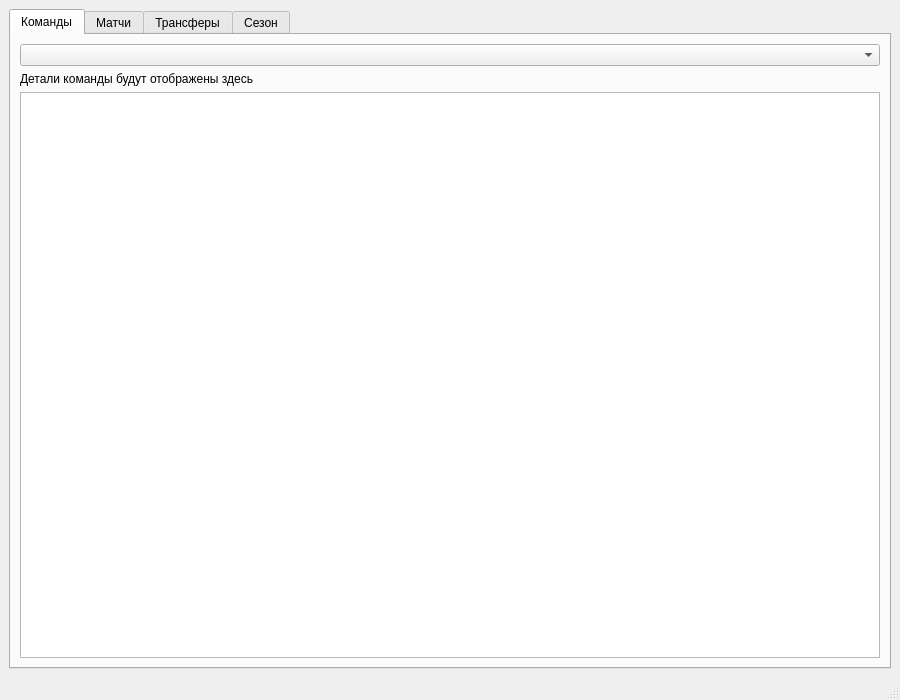
Old version of the form mainwindow.ui in the repository andreykolesov/FootballManager.
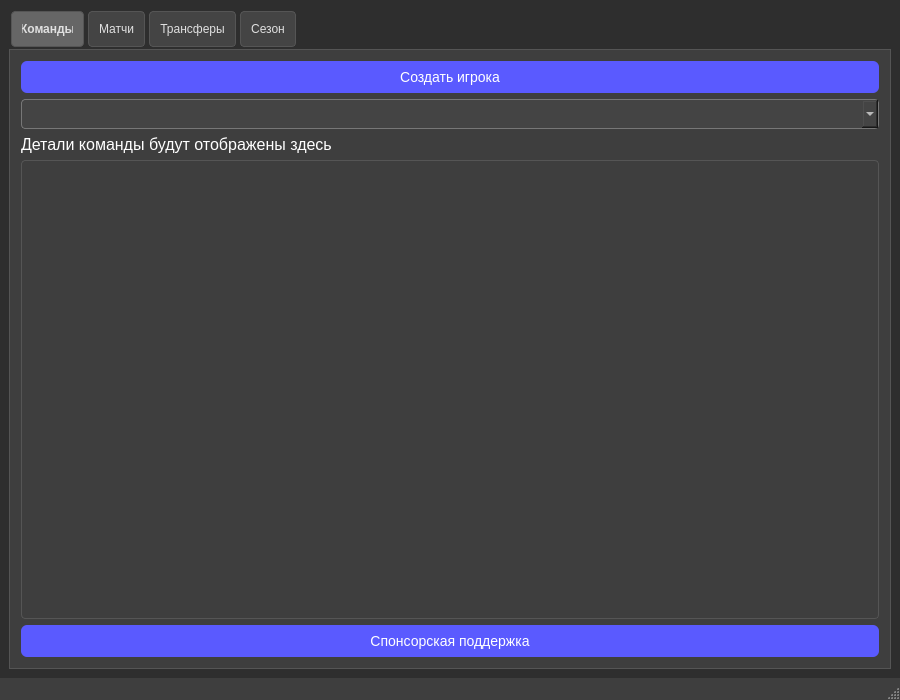
New version of the form.

The edit to the form file:
```diff
--- a/mainwindow.ui
+++ b/mainwindow.ui
@@ -13,6 +13,91 @@
   <property name="windowTitle">
    <string>Football Manager Simulation</string>
   </property>
+  <property name="styleSheet">
+   <string notr="true">
+QMainWindow {
+    background-color: #2E2E2E;
+    color: #E0E0E0;
+    font-family: Arial, sans-serif;
+}
+
+/* Оформление вкладок */
+QTabWidget::pane {
+    border: 1px solid #555;
+    background: #3E3E3E;
+    padding: 2px;
+}
+QTabBar::tab {
+    background: #444;
+    padding: 10px;
+    margin: 2px;
+    border-radius: 4px;
+    border: 1px solid #555;
+    color: #E0E0E0;
+    text-align: left;
+}
+QTabBar::tab:selected {
+    background: #666;
+    font-weight: bold;
+}
+
+/* Оформление кнопок */
+QPushButton {
+    background-color: #5A5AFF;
+    border: none;
+    padding: 8px 16px;
+    border-radius: 6px;
+    color: white;
+    font-size: 14px;
+}
+QPushButton:hover {
+    background-color: #7A7AFF;
+}
+
+/* Оформление комбобоксов */
+QComboBox {
+    padding: 6px;
+    border: 1px solid #777;
+    border-radius: 4px;
+    background: #444;
+    color: white;
+}
+
+/* Оформление списков */
+QListWidget {
+    background: #3E3E3E;
+    border: 1px solid #555;
+    border-radius: 4px;
+    color: white;
+}
+
+/* Оформление подписей */
+QLabel {
+    font-size: 16px;
+    color: white;
+}
+
+/* Оформление статусбара */
+QStatusBar {
+    background-color: #3E3E3E;
+    color: #E0E0E0;
+}
+
+/* Оформление диалогов, MessageBox */
+QDialog, QMessageBox {
+    background-color: #2E2E2E;
+    color: #E0E0E0;
+    font-family: Arial, sans-serif;
+}
+
+/* Общие подсказки */
+QToolTip {
+    background-color: #444;
+    color: #E0E0E0;
+    border: 1px solid #555;
+}
+   </string>
+  </property>
   <widget class="QWidget" name="centralwidget">
    <layout class="QVBoxLayout" name="verticalLayoutCentral">
     <item>
@@ -28,6 +113,19 @@
         <string>Команды</string>
        </attribute>
        <layout class="QVBoxLayout" name="verticalLayoutTeams">
+        <item>
+         <widget class="QPushButton" name="btnAddNewPlayer">
+          <property name="sizePolicy">
+           <sizepolicy hsizetype="Expanding" vsizetype="Preferred">
+            <horstretch>1</horstretch>
+            <verstretch>0</verstretch>
+           </sizepolicy>
+          </property>
+          <property name="text">
+           <string>Создать игрока</string>
+          </property>
+         </widget>
+        </item>
         <item>
          <widget class="QComboBox" name="teamComboBox"/>
         </item>
@@ -41,6 +139,14 @@
         <item>
          <widget class="QListWidget" name="listWidgetTeamPlayers"/>
         </item>
+        <!-- Добавленная кнопка для спонсорской поддержки -->
+        <item>
+         <widget class="QPushButton" name="sponsorButton">
+          <property name="text">
+           <string>Спонсорская поддержка</string>
+          </property>
+         </widget>
+        </item>
        </layout>
       </widget>
       <widget class="QWidget" name="tabMatches">
```
